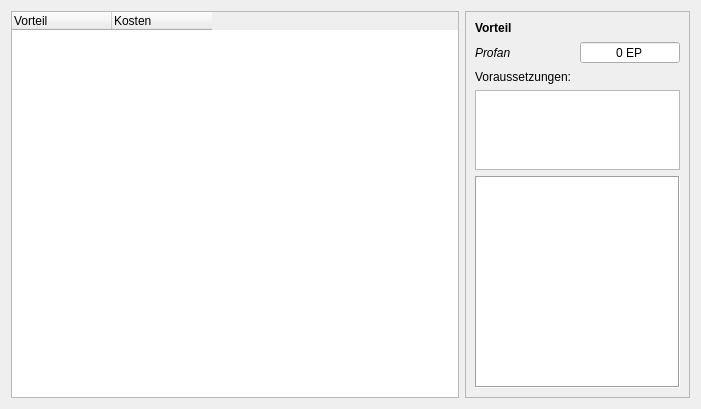
The window that UI/CharakterVorteile.ui (Aeolitus/Sephrasto) describes before a commit, drawn with Qt 5.
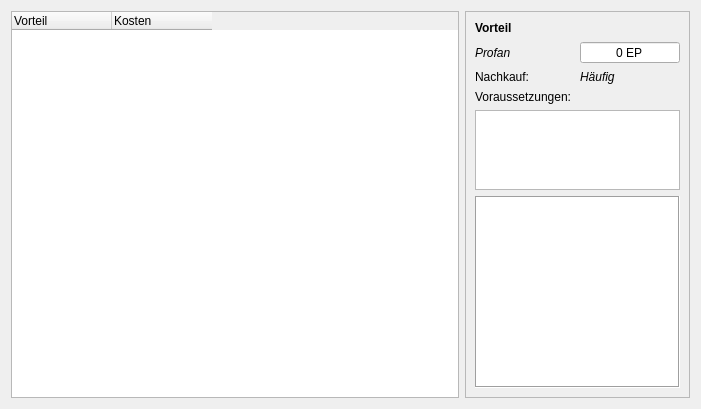
The same window after the commit.

Commit message: Refactored Datenbank into Wrapper + UI class structure. Tested, seems to work still. Implemented Wrapper for Vorteile. Works. Added Type to Vorteile for better visualization. Implemented in Fertigkeiten and Database.

Diff of the .ui file:
```diff
--- a/UI/CharakterVorteile.ui
+++ b/UI/CharakterVorteile.ui
@@ -89,14 +89,14 @@
          </property>
         </widget>
        </item>
-       <item row="4" column="0" colspan="2">
+       <item row="5" column="0" colspan="2">
         <widget class="QLabel" name="label_8">
          <property name="text">
           <string>Voraussetzungen:</string>
          </property>
         </widget>
        </item>
-       <item row="7" column="0" colspan="2">
+       <item row="8" column="0" colspan="2">
         <widget class="QPlainTextEdit" name="plainText">
          <property name="frameShape">
           <enum>QFrame::Box</enum>
@@ -115,37 +115,6 @@
          </property>
         </widget>
        </item>
-       <item row="5" column="0" colspan="2">
-        <widget class="QPlainTextEdit" name="plainVoraussetzungen">
-         <property name="minimumSize">
-          <size>
-           <width>0</width>
-           <height>50</height>
-          </size>
-         </property>
-         <property name="maximumSize">
-          <size>
-           <width>16777215</width>
-           <height>80</height>
-          </size>
-         </property>
-         <property name="readOnly">
-          <bool>true</bool>
-         </property>
-        </widget>
-       </item>
-       <item row="3" column="0">
-        <widget class="QLabel" name="labelTyp">
-         <property name="font">
-          <font>
-           <italic>true</italic>
-          </font>
-         </property>
-         <property name="text">
-          <string>Profan</string>
-         </property>
-        </widget>
-       </item>
        <item row="3" column="1">
         <widget class="QSpinBox" name="spinKosten">
          <property name="alignment">
@@ -168,6 +137,56 @@
          </property>
         </widget>
        </item>
+       <item row="3" column="0">
+        <widget class="QLabel" name="labelTyp">
+         <property name="font">
+          <font>
+           <italic>true</italic>
+          </font>
+         </property>
+         <property name="text">
+          <string>Profan</string>
+         </property>
+        </widget>
+       </item>
+       <item row="6" column="0" colspan="2">
+        <widget class="QPlainTextEdit" name="plainVoraussetzungen">
+         <property name="minimumSize">
+          <size>
+           <width>0</width>
+           <height>50</height>
+          </size>
+         </property>
+         <property name="maximumSize">
+          <size>
+           <width>16777215</width>
+           <height>80</height>
+          </size>
+         </property>
+         <property name="readOnly">
+          <bool>true</bool>
+         </property>
+        </widget>
+       </item>
+       <item row="4" column="0">
+        <widget class="QLabel" name="label">
+         <property name="text">
+          <string>Nachkauf:</string>
+         </property>
+        </widget>
+       </item>
+       <item row="4" column="1">
+        <widget class="QLabel" name="labelNachkauf">
+         <property name="font">
+          <font>
+           <italic>true</italic>
+          </font>
+         </property>
+         <property name="text">
+          <string>Häufig</string>
+         </property>
+        </widget>
+       </item>
       </layout>
      </widget>
     </widget>
```
Left out of the diff: 15 changed lines with no effect on the pictures. The commit also changes 22 other files.
